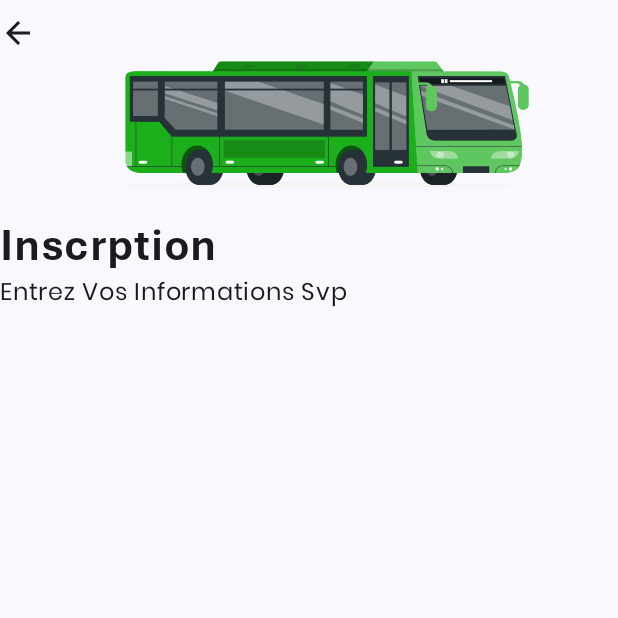
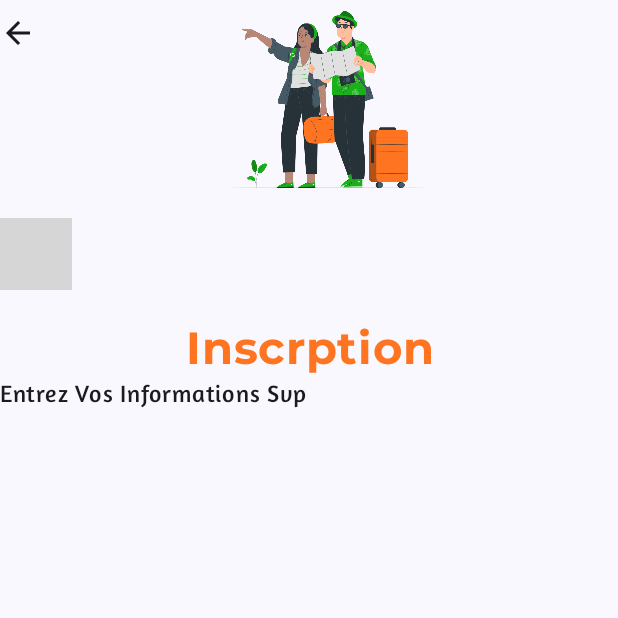
Before and after one commit to bravovaldes/Tryhard, an Android app built with Jetpack Compose: the composable EnteteInscription shown on its own in the app's theme, on a phone screen of 412 x 824 dp, the top half of it. Run offline under Robolectric (Android 15) with nearby library versions, the phone set to English and light mode, and no system bars; libraries missing offline, so code that uses them is left out: com.togitech.ccp; Roboto replaces fonts that are not available here; 2 statements that could not run were skipped; grey boxes are pictures that could not be loaded.

Commit message:
Phone number

```diff
--- a/app/build.gradle.kts
+++ b/app/build.gradle.kts
@@ -73,4 +73,6 @@ dependencies {
     androidTestImplementation("androidx.compose.ui:ui-test-junit4")
     debugImplementation("androidx.compose.ui:ui-tooling")
     debugImplementation("androidx.compose.ui:ui-test-manifest")
+    implementation("com.google.android.gms:play-services-auth:21.0.0")
+    implementation("com.github.togisoft:jetpack_compose_country_code_picker:1.1.4")
 }
--- a/app/src/main/java/uqac/dim/tryhardstart/ui/screens/inscriptionPage/EnteteInscription.kt
+++ b/app/src/main/java/uqac/dim/tryhardstart/ui/screens/inscriptionPage/EnteteInscription.kt
@@ -1,4 +1,4 @@
-package uqac.dim.tryhardstart.inscriptionPage
+package uqac.dim.tryhardstart.ui.screens.inscriptionPage
 
 import androidx.compose.foundation.Image
 import androidx.compose.foundation.layout.Arrangement
@@ -9,20 +9,30 @@ import androidx.compose.foundation.layout.height
 import androidx.compose.foundation.layout.offset
 import androidx.compose.foundation.layout.padding
 import androidx.compose.foundation.layout.width
+import androidx.compose.foundation.shape.RoundedCornerShape
 import androidx.compose.material3.Icon
 import androidx.compose.material3.Text
 import androidx.compose.runtime.Composable
+import androidx.compose.runtime.getValue
+import androidx.compose.runtime.mutableStateOf
+import androidx.compose.runtime.remember
+import androidx.compose.runtime.setValue
 import androidx.compose.ui.Alignment
 import androidx.compose.ui.Modifier
 import androidx.compose.ui.draw.rotate
 import androidx.compose.ui.graphics.graphicsLayer
 import androidx.compose.ui.res.painterResource
 import androidx.compose.ui.text.font.FontWeight
+import androidx.compose.ui.text.style.TextAlign
 import androidx.compose.ui.unit.dp
 import androidx.compose.ui.unit.sp
+import com.togitech.ccp.component.TogiCountryCodePicker
+import com.togitech.ccp.component.getFullPhoneNumber
 import uqac.dim.tryhardstart.R
+import uqac.dim.tryhardstart.ui.theme.Orange
 import uqac.dim.tryhardstart.ui.theme.amaranth
 import uqac.dim.tryhardstart.ui.theme.aptos
+import uqac.dim.tryhardstart.ui.theme.monsterart
 import uqac.dim.tryhardstart.ui.theme.poppins
 
 @Composable
@@ -43,17 +53,36 @@ fun EnteteInscription(){
                     .height(125.dp)
                     .fillMaxWidth()
                 ,
-                painter = painterResource(id = R.drawable.rafik) ,
+                painter = painterResource(id = R.drawable.loginpage) ,
                 contentDescription =null )
 
         }
+        @Composable
+        fun CountryCodePickerFunction() {
+            var enteredText by remember {
+                mutableStateOf("")
+            }
+            Column(
+                modifier = Modifier.padding(0.dp).fillMaxWidth(1f),
+            ) {
+                TogiCountryCodePicker(
+                    text = enteredText,
+                    onValueChange = { enteredText = it },
+                    shape = RoundedCornerShape(10.dp)
+                )
+            }
+        }
+        CountryCodePickerFunction()
         Column {
             Text(
+                modifier = Modifier.fillMaxWidth(),
+                textAlign = TextAlign.Center,
+                color = Orange,
                 text = "Inscrption",
-                fontFamily = aptos,
+                fontFamily = monsterart,
                 fontWeight = FontWeight.Bold,
                 fontSize = 30.sp)
-            Text(text = "Entrez Vos Informations Svp", fontFamily = poppins)
+            Text(text = "Entrez Vos Informations Svp", fontFamily = amaranth)
         }
 
     }
--- a/app/src/main/java/uqac/dim/tryhardstart/ui/screens/inscriptionPage/InscriptionPage.kt
+++ b/app/src/main/java/uqac/dim/tryhardstart/ui/screens/inscriptionPage/InscriptionPage.kt
@@ -5,7 +5,6 @@ import androidx.compose.foundation.layout.padding
 import androidx.compose.runtime.Composable
 import androidx.compose.ui.Modifier
 import androidx.compose.ui.unit.dp
-import uqac.dim.tryhardstart.inscriptionPage.EnteteInscription
 
 @Composable
 fun InscriptionPage(){
--- a/app/src/main/java/uqac/dim/tryhardstart/ui/screens/loginPage/Forms.kt
+++ b/app/src/main/java/uqac/dim/tryhardstart/ui/screens/loginPage/Forms.kt
@@ -227,7 +227,7 @@ fun Forms(){
 
             }
         }
-        Text(modifier = Modifier.fillMaxWidth().padding(top = 28.dp), textAlign = TextAlign.Center, text = inscription)
+        Text(modifier = Modifier.fillMaxWidth().padding(top = 8.dp), textAlign = TextAlign.Center, text = inscription)
     }
 
 }
--- a/app/src/main/java/uqac/dim/tryhardstart/ui/theme/Theme.kt
+++ b/app/src/main/java/uqac/dim/tryhardstart/ui/theme/Theme.kt
@@ -59,7 +59,7 @@ fun TryHardStartTheme(
     if (!view.isInEditMode) {
         SideEffect {
             val window = (view.context as Activity).window
-            window.statusBarColor = Color.parseColor("#1BAF1B")
+            window.statusBarColor = Color.parseColor("#FFFFFF")
             WindowCompat.getInsetsController(window, view).isAppearanceLightStatusBars = !darkTheme
 
         }
--- /dev/null
+++ b/app/src/main/res/drawable/baseline_arrow_drop_down_24.xml
@@ -0,0 +1,5 @@
+<vector android:height="24dp" android:tint="#000000"
+    android:viewportHeight="24" android:viewportWidth="24"
+    android:width="24dp" xmlns:android="http://schemas.android.com/apk/res/android">
+    <path android:fillColor="@android:color/white" android:pathData="M7,10l5,5 5,-5z"/>
+</vector>
--- a/settings.gradle.kts
+++ b/settings.gradle.kts
@@ -10,6 +10,7 @@ dependencyResolutionManagement {
     repositories {
         google()
         mavenCentral()
+        maven { url = uri("https://jitpack.io") }
     }
 }
 
```
Also changed, not shown: app/src/main/java/uqac/dim/tryhardstart/model/UserRepository.kt (+14 -0 lines), app/src/main/java/uqac/dim/tryhardstart/ui/screens/inscriptionPage/Formulaire.kt (+52 -43 lines), app/src/main/java/uqac/dim/tryhardstart/viewmodel/LoginViewmodel.kt (+25 -3 lines), app/src/main/res/drawable/cameroon.png (added), app/src/main/res/drawable/canada.png (added).
